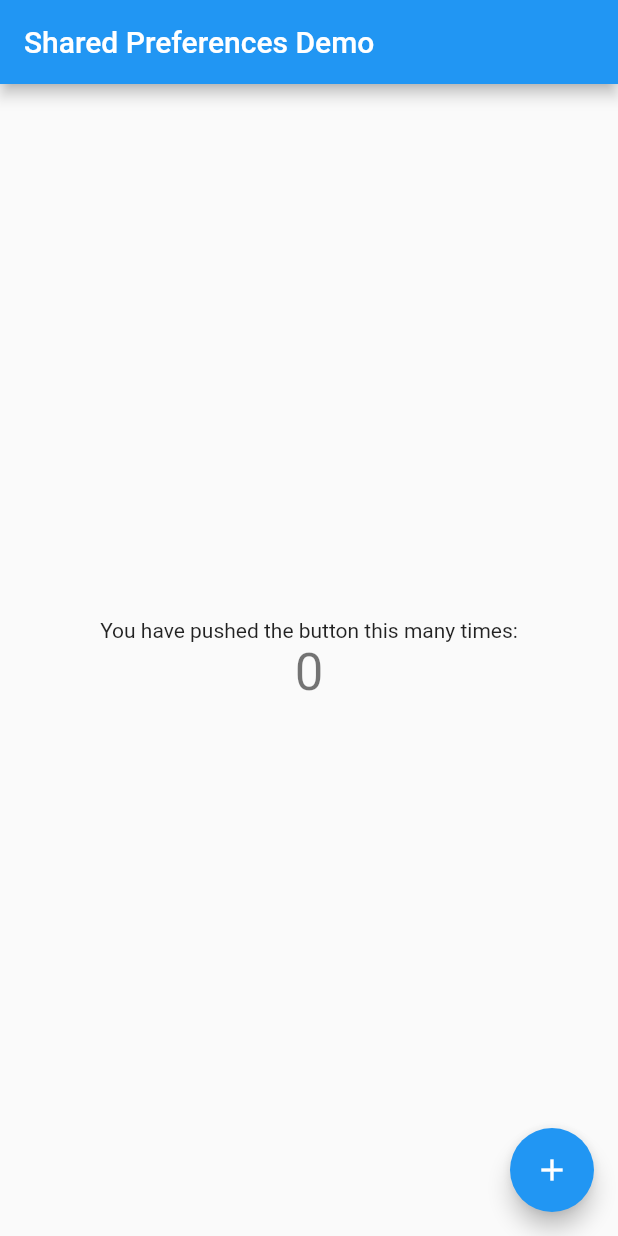
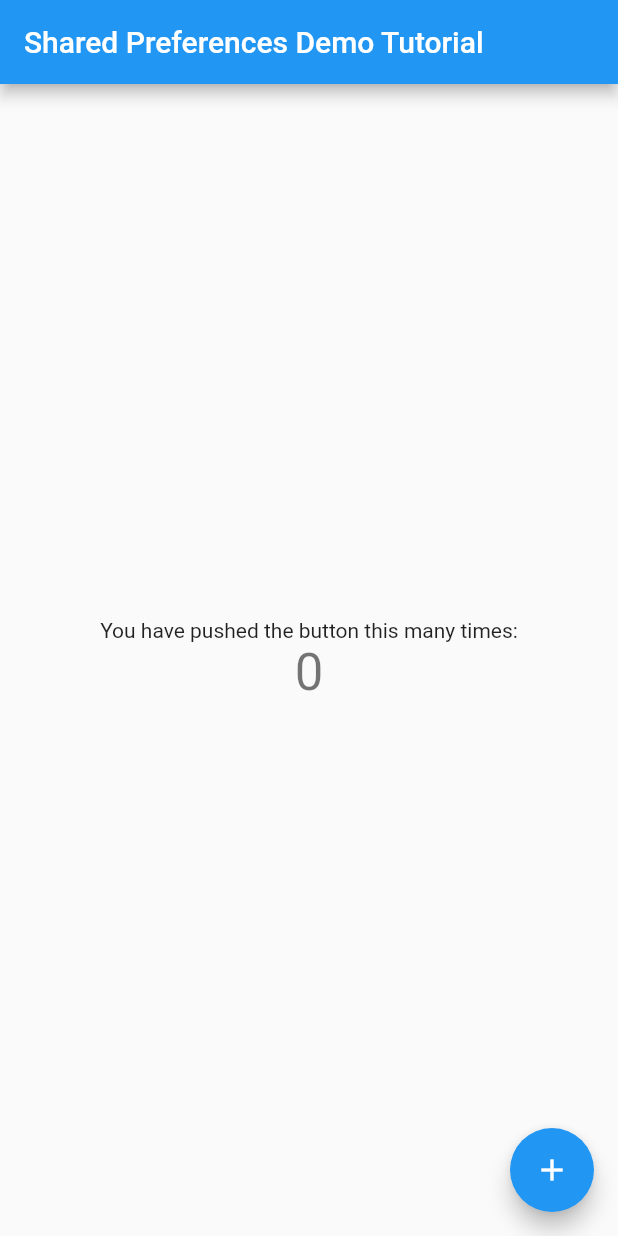
Before and after one commit to mudassarat/shared_pref, a Flutter app: the screen it shows after launch, on a phone screen of 412 x 824 dp. Run offline on Flutter 3.47's test engine with Material 2 defaults, Android fonts, the phone set to English and light mode, and no system bars; our stand-ins replace shared_preferences.

Commit message:
Update main File

```diff
--- a/lib/main.dart
+++ b/lib/main.dart
@@ -16,7 +16,7 @@ class MyApp extends StatelessWidget {
       theme: ThemeData(
         primarySwatch: Colors.blue,
       ),
-      home: const MyHomePage(title: 'Shared Preferences Demo'),
+      home: const MyHomePage(title: 'Shared Preferences Demo Tutorial'),
     );
   }
 }
```
